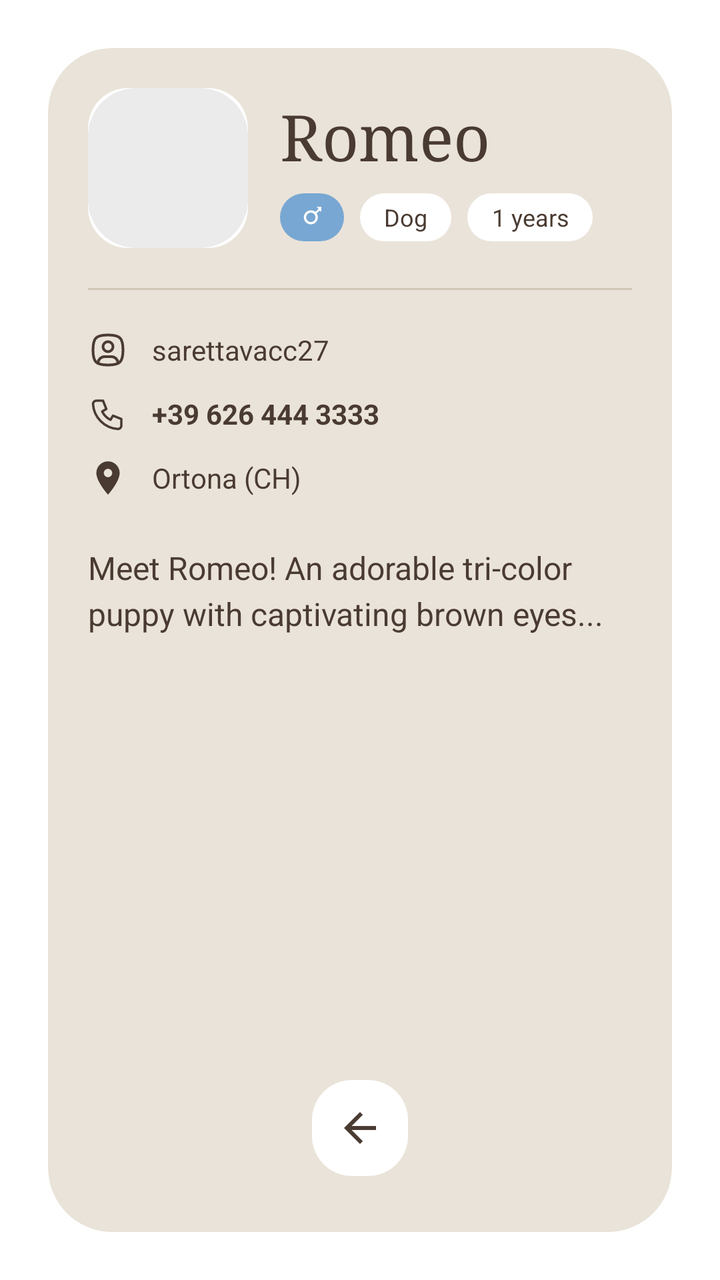
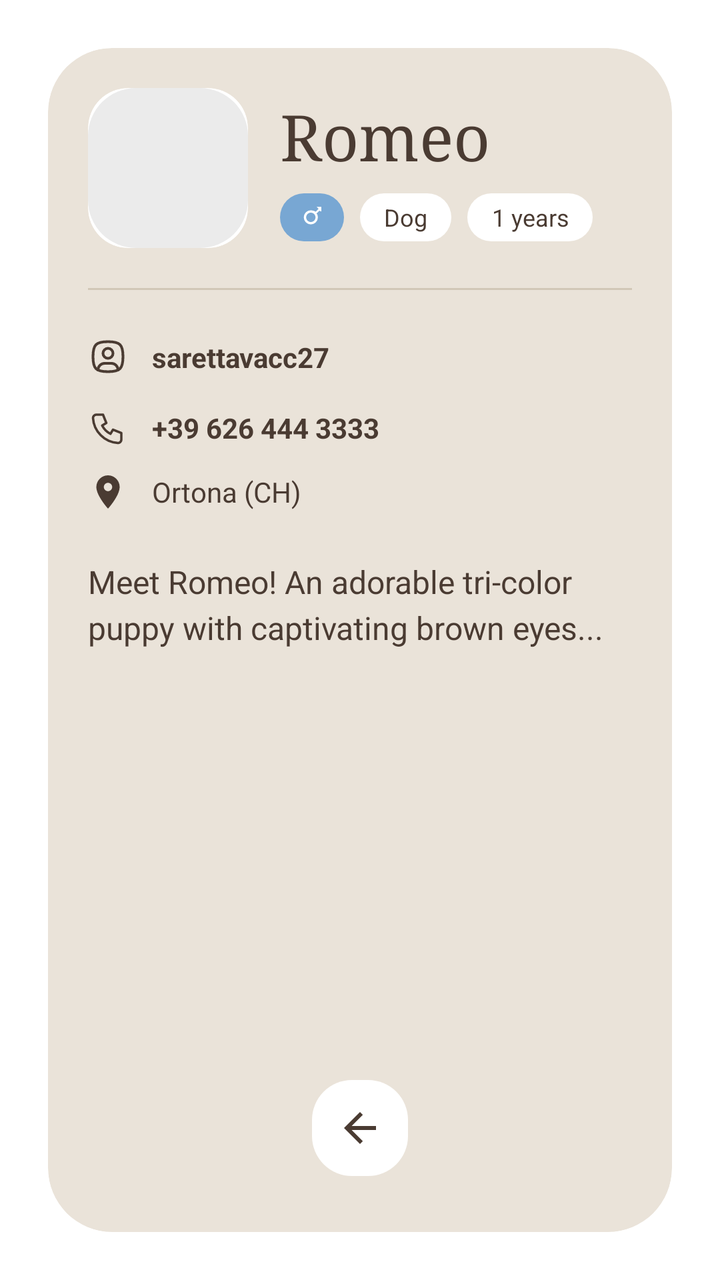

Compare the two renders of this Android layout. The source of the first and the diff that turns it into the second are given below.
<!-- AndroidManifest.xml: application theme Theme.Paws -->
<!-- res/layout/fragment_puppy_details.xml -->
<?xml version="1.0" encoding="utf-8"?>
<FrameLayout xmlns:android="http://schemas.android.com/apk/res/android"
    xmlns:app="http://schemas.android.com/apk/res-auto"
    android:layout_width="match_parent"
    android:layout_height="match_parent"
    android:background="#FFFFFF"
    android:padding="24dp">

    <androidx.cardview.widget.CardView
        android:layout_width="match_parent"
        android:layout_height="match_parent"
        app:cardCornerRadius="32dp"
        app:cardElevation="0dp"
        app:cardBackgroundColor="#EAE3D9">

        <LinearLayout
            android:layout_width="match_parent"
            android:layout_height="match_parent"
            android:orientation="vertical"
            android:padding="20dp">

            
            <LinearLayout
                android:layout_width="match_parent"
                android:layout_height="wrap_content"
                android:orientation="horizontal"
                android:gravity="center_vertical">

                <androidx.cardview.widget.CardView
                    android:layout_width="80dp"
                    android:layout_height="80dp"
                    app:cardCornerRadius="20dp"
                    app:cardElevation="0dp">
                    <ImageView
                        android:id="@+id/ivDetailPuppyImage"
                        android:layout_width="match_parent"
                        android:layout_height="match_parent"
                        android:scaleType="centerCrop"
                        android:src="@drawable/bg_add_puppy_placeholder" />
                </androidx.cardview.widget.CardView>

                <LinearLayout
                    android:layout_width="match_parent"
                    android:layout_height="wrap_content"
                    android:orientation="vertical"
                    android:layout_marginStart="16dp">

                    <TextView
                        android:id="@+id/tvDetailPuppyName"
                        android:layout_width="wrap_content"
                        android:layout_height="wrap_content"
                        android:text="Romeo"
                        android:textSize="32sp"
                        android:textColor="#4A3B32"
                        android:fontFamily="serif" />

                    <LinearLayout
                        android:layout_width="match_parent"
                        android:layout_height="wrap_content"
                        android:orientation="horizontal"
                        android:layout_marginTop="8dp">

                        <FrameLayout
                            android:id="@+id/containerGender"
                            android:layout_width="32dp"
                            android:layout_height="24dp"
                            android:background="@drawable/bg_gender_circle">
                            <ImageView
                                android:id="@+id/ivDetailGenderIcon"
                                android:layout_width="14dp"
                                android:layout_height="14dp"
                                android:layout_gravity="center"
                                android:src="@drawable/ic_male" />
                        </FrameLayout>

                        <TextView
                            android:id="@+id/tvDetailType"
                            android:layout_width="wrap_content"
                            android:layout_height="24dp"
                            android:layout_marginStart="8dp"
                            android:background="@drawable/bg_white_circle"
                            android:gravity="center"
                            android:paddingStart="12dp"
                            android:paddingEnd="12dp"
                            android:text="Dog"
                            android:textColor="#4A3B32"
                            android:textSize="12sp" />

                        <TextView
                            android:id="@+id/tvDetailAge"
                            android:layout_width="wrap_content"
                            android:layout_height="24dp"
                            android:layout_marginStart="8dp"
                            android:background="@drawable/bg_white_circle"
                            android:gravity="center"
                            android:paddingStart="12dp"
                            android:paddingEnd="12dp"
                            android:text="1 years"
                            android:textColor="#4A3B32"
                            android:textSize="12sp" />
                    </LinearLayout>
                </LinearLayout>
            </LinearLayout>

            <View
                android:layout_width="match_parent"
                android:layout_height="1dp"
                android:background="#D1C7B7"
                android:layout_marginTop="20dp"
                android:layout_marginBottom="20dp" />

            
            <LinearLayout
                android:layout_width="match_parent"
                android:layout_height="wrap_content"
                android:orientation="vertical">

                <LinearLayout
                    android:layout_width="match_parent"
                    android:layout_height="wrap_content"
                    android:orientation="horizontal"
                    android:gravity="center_vertical"
                    android:layout_marginBottom="12dp">
                    <ImageView
                        android:layout_width="20dp"
                        android:layout_height="20dp"
                        android:src="@drawable/sign_ic_user"
                        app:tint="#4A3B32" />
                    <TextView
                        android:id="@+id/tvOwnerUsername"
                        android:layout_width="wrap_content"
                        android:layout_height="wrap_content"
                        android:layout_marginStart="12dp"
                        android:text="sarettavacc27"
                        android:textColor="#4A3B32"
                        android:textSize="14sp" />
                </LinearLayout>

                <LinearLayout
                    android:layout_width="match_parent"
                    android:layout_height="wrap_content"
                    android:orientation="horizontal"
                    android:gravity="center_vertical"
                    android:layout_marginBottom="12dp">
                    <ImageView
                        android:layout_width="20dp"
                        android:layout_height="20dp"
                        android:src="@drawable/sign_ic_phone"
                        app:tint="#4A3B32" />
                    <TextView
                        android:id="@+id/tvOwnerPhone"
                        android:layout_width="wrap_content"
                        android:layout_height="wrap_content"
                        android:layout_marginStart="12dp"
                        android:text="+39 626 444 3333"
                        android:textColor="#4A3B32"
                        android:textSize="14sp"
                        android:textStyle="bold" />
                </LinearLayout>

                <LinearLayout
                    android:layout_width="match_parent"
                    android:layout_height="wrap_content"
                    android:orientation="horizontal"
                    android:gravity="center_vertical"
                    android:layout_marginBottom="24dp">
                    <ImageView
                        android:layout_width="20dp"
                        android:layout_height="20dp"
                        android:src="@drawable/ic_location"
                        app:tint="#4A3B32" />
                    <TextView
                        android:id="@+id/tvOwnerLocation"
                        android:layout_width="wrap_content"
                        android:layout_height="wrap_content"
                        android:layout_marginStart="12dp"
                        android:text="Ortona (CH)"
                        android:textColor="#4A3B32"
                        android:textSize="14sp" />
                </LinearLayout>

                <TextView
                    android:id="@+id/tvPuppyCaption"
                    android:layout_width="match_parent"
                    android:layout_height="wrap_content"
                    android:text="Meet Romeo! An adorable tri-color puppy with captivating brown eyes..."
                    android:textColor="#4A3B32"
                    android:textSize="16sp"
                    android:lineSpacingExtra="4dp" />
            </LinearLayout>

            <View
                android:layout_width="0dp"
                android:layout_height="0dp"
                android:layout_weight="1" />

            
            <ImageView
                android:id="@+id/btnBackFromDetails"
                android:layout_width="48dp"
                android:layout_height="48dp"
                android:layout_gravity="center_horizontal"
                android:layout_marginBottom="8dp"
                android:background="@drawable/bg_white_circle"
                android:padding="12dp"
                android:src="@drawable/ic_back_arrow"
                app:tint="#4A3B32" />

        </LinearLayout>
    </androidx.cardview.widget.CardView>
</FrameLayout>
<!-- resources referenced by this layout -->
<resources>
  <!-- drawable bg_add_puppy_placeholder (drawable) -->
  <?xml version="1.0" encoding="utf-8"?>
  <shape xmlns:android="http://schemas.android.com/apk/res/android">
      <solid android:color="#EBEBEB" />
      <corners android:radius="24dp" />
  </shape>
  <!-- drawable bg_gender_circle (drawable) -->
  <?xml version="1.0" encoding="utf-8"?>
  <shape xmlns:android="http://schemas.android.com/apk/res/android">
      <solid android:color="#78A7D3" />
      <corners android:radius="20dp" />
  </shape>
  <!-- drawable bg_white_circle (drawable) -->
  <?xml version="1.0" encoding="utf-8"?>
  <shape xmlns:android="http://schemas.android.com/apk/res/android">
      <solid android:color="#FFFFFF" />
      <corners android:radius="20dp" />
  </shape>
  <!-- drawable ic_back_arrow (drawable) -->
  <vector xmlns:android="http://schemas.android.com/apk/res/android"
      android:width="24dp"
      android:height="24dp"
      android:viewportWidth="24"
      android:viewportHeight="24">
    <path
        android:fillColor="#4A3B32"
        android:pathData="M20,11H7.83l5.59,-5.59L12,4l-8,8 8,8 1.41,-1.41L7.83,13H20v-2z"/>
  </vector>
  <!-- drawable ic_location (drawable) -->
  <vector xmlns:android="http://schemas.android.com/apk/res/android"
      android:width="24dp"
      android:height="24dp"
      android:viewportWidth="24"
      android:viewportHeight="24">
      <path
          android:fillColor="#4A3B32"
          android:pathData="M12,2C8.13,2 5,5.13 5,9c0,5.25 7,13 7,13s7,-7.75 7,-13c0,-3.87 -3.13,-7 -7,-7zM12,11.5c-1.38,0 -2.5,-1.12 -2.5,-2.5s1.12,-2.5 2.5,-2.5 2.5,1.12 2.5,2.5 -1.12,2.5 -2.5,2.5z" />
  </vector>
  <!-- drawable ic_male (drawable) -->
  <vector xmlns:android="http://schemas.android.com/apk/res/android"
      android:width="24dp"
      android:height="24dp"
      android:viewportWidth="24"
      android:viewportHeight="24">
      <path
          android:fillColor="#FFFFFF"
          android:pathData="M20,7V3h-4.07l1.7,1.7 -2.48,2.48C13.91,6.45 12.51,6 11,6c-3.31,0 -6,2.69 -6,6s2.69,6 6,6 6,-2.69 6,-6c0,-1.51 -0.45,-2.91 -1.18,-3.15l2.48,-2.48L20,7zM11,16c-2.21,0 -4,-1.79 -4,-4s1.79,-4 4,-4 4,1.79 4,4 -1.79,4 -4,4z" />
  </vector>
  <!-- drawable sign_ic_phone (drawable) -->
  <vector xmlns:android="http://schemas.android.com/apk/res/android"
      android:width="25dp"
      android:height="25dp"
      android:viewportWidth="25"
      android:viewportHeight="25">
    <group>
      <clip-path
          android:pathData="M0,0h25v25h-25z"/>
      <path
          android:pathData="M5.208,4.167H9.375L11.458,9.375L8.854,10.938C9.97,13.2 11.8,15.031 14.063,16.146L15.625,13.542L20.833,15.625V19.792C20.833,20.344 20.614,20.874 20.223,21.265C19.832,21.656 19.302,21.875 18.75,21.875C14.687,21.628 10.854,19.903 7.976,17.024C5.097,14.146 3.372,10.314 3.125,6.25C3.125,5.698 3.344,5.168 3.735,4.777C4.126,4.386 4.656,4.167 5.208,4.167Z"
          android:strokeLineJoin="round"
          android:strokeWidth="1.5"
          android:fillColor="#00000000"
          android:strokeColor="#45321E"
          android:strokeLineCap="round"/>
    </group>
  </vector>
  <style name="Theme.Paws" parent="Base.Theme.Paws" />
  <style name="Base.Theme.Paws" parent="Theme.Material3.DayNight.NoActionBar">
  
          
          <item name="android:statusBarColor">#FFFFFF</item>
  
          
          <item name="android:windowLightStatusBar">true</item>
  
      </style>
  <!-- unchanged entries left out for length: 1 -->
</resources>

<!-- the commit's change to res/layout/fragment_puppy_details.xml (unified diff, before → after) -->
@@ -133,7 +133,12 @@
                         android:layout_marginStart="12dp"
                         android:text="sarettavacc27"
                         android:textColor="#4A3B32"
-                        android:textSize="14sp" />
+                        android:textSize="14sp"
+                        android:textStyle="bold"
+                        android:paddingVertical="4dp"
+                        android:background="?attr/selectableItemBackground"
+                        android:clickable="true"
+                        android:focusable="true" />
                 </LinearLayout>
 
                 <LinearLayout
